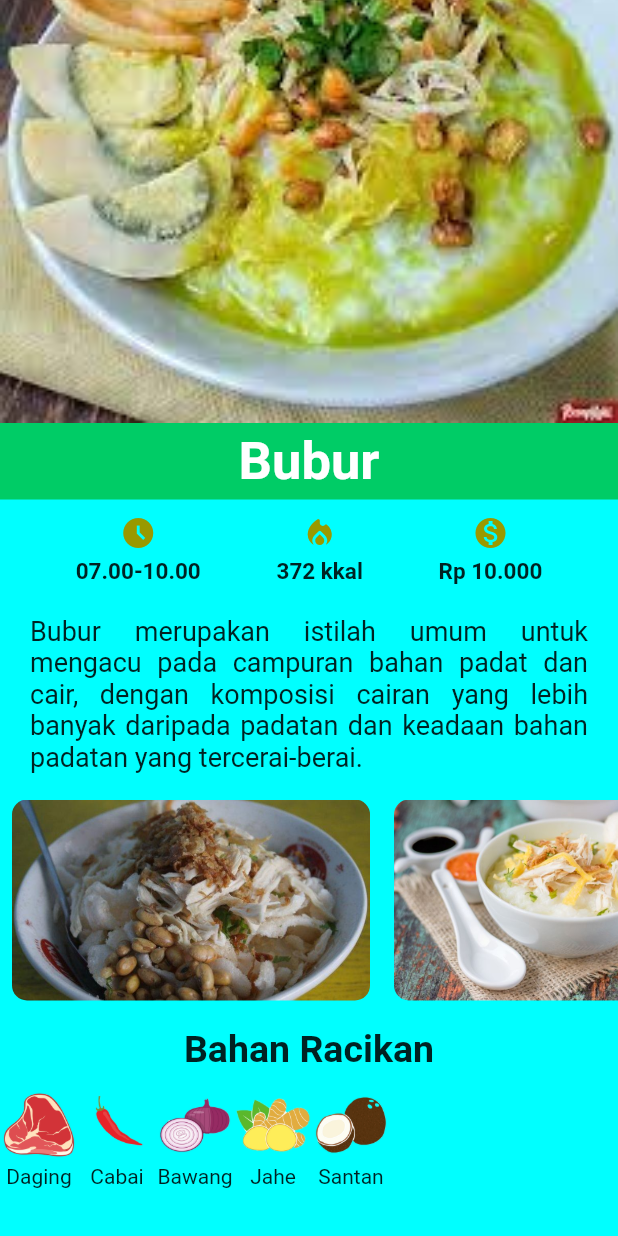
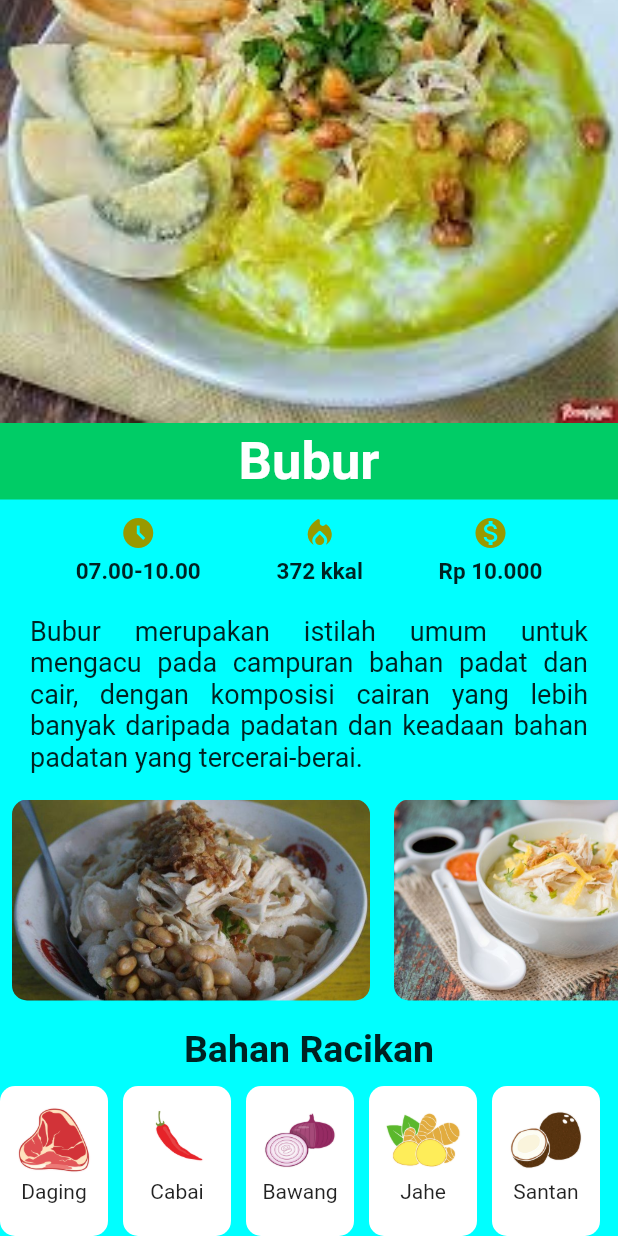
Before and after one commit to dedefaizzz/List-Kuliner, a Flutter app: the DetailPage screen opened directly with sample values from the repository, scrolled down 130 dp, on a phone screen of 412 x 824 dp. Run offline on Flutter 3.47's test engine with Material 2 defaults, Android fonts, the phone set to English and light mode, and no system bars.

Commit message:
wrap with container

```diff
--- a/lib/detail_page.dart
+++ b/lib/detail_page.dart
@@ -90,7 +90,13 @@ class DetailPage extends StatelessWidget {
                   itemCount: makanan.bahan.length,
                   scrollDirection: Axis.horizontal,
                   itemBuilder: (context, index) {
-                    return Column(
+                    return Container(
+                      padding: EdgeInsets.all(10),
+                      margin: EdgeInsets.only(right: 10),
+                      decoration: BoxDecoration(
+                          color: Colors.white,
+                          borderRadius: BorderRadius.circular(10)),
+                      child: Column(
                         children: [
                           Image.asset(
                             makanan.bahan[index].values.first,
@@ -98,6 +104,7 @@ class DetailPage extends StatelessWidget {
                           ),
                           Text(makanan.bahan[index].keys.first),
                         ],
+                      ),
                     );
                   },
                 ),
```
Lines whose indentation alone changed are shown as unchanged.
